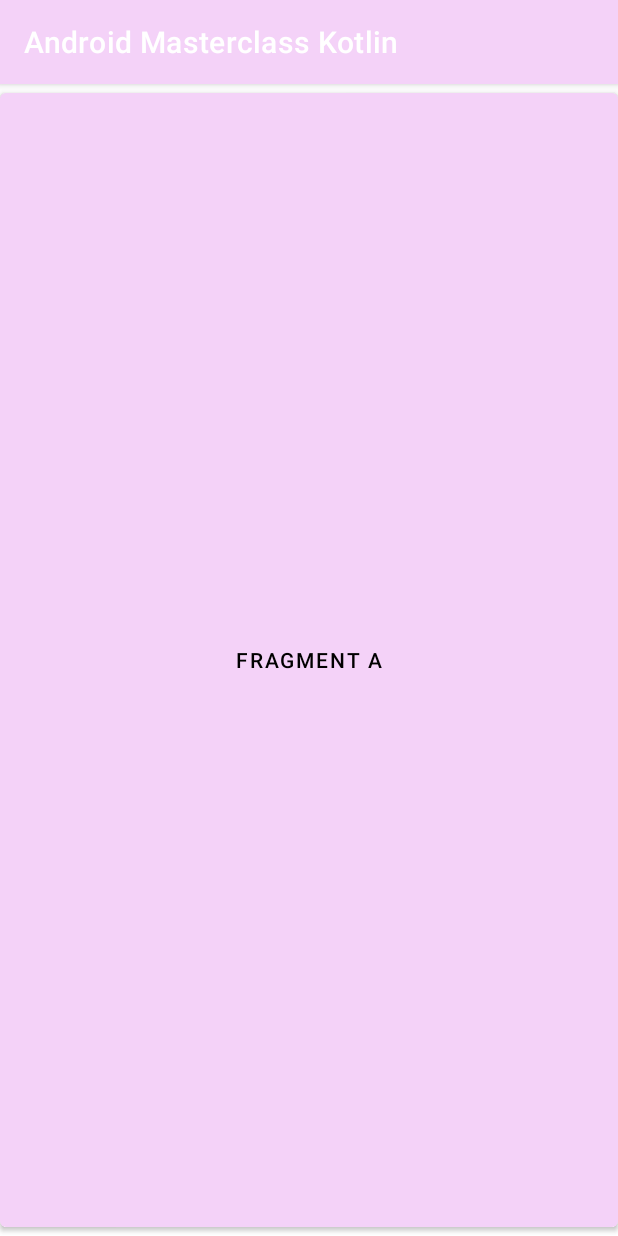
After one commit to SatyajitPanda/Android_Masterclass_Kotlin, an Android app: the fragment HomeFragment shown on its own in the app's theme, on a phone screen of 412 x 824 dp. The commit adds this screen. Run offline under Robolectric (Android 15) with nearby library versions, the phone set to English and light mode, and no system bars; our stand-ins replace data binding; 1 statement that could not run was skipped.

Commit message:
Initial Commit

```diff
--- a/app/build.gradle
+++ b/app/build.gradle
@@ -50,6 +50,7 @@ dependencies {
 
     implementation "androidx.navigation:navigation-fragment-ktx:$navVersion"
     implementation "androidx.navigation:navigation-ui-ktx:$navVersion"
+    implementation 'androidx.legacy:legacy-support-v4:1.0.0'
 
     testImplementation 'junit:junit:4.+'
     androidTestImplementation 'androidx.test.ext:junit:1.1.3'
--- /dev/null
+++ b/app/src/main/java/com/djayin/androidmasterclasskotlin/view/fragments/HomeFragment.kt
@@ -0,0 +1,46 @@
+package com.djayin.androidmasterclasskotlin.view.fragments
+
+import android.os.Bundle
+import androidx.fragment.app.Fragment
+import android.view.LayoutInflater
+import android.view.View
+import android.view.ViewGroup
+import androidx.databinding.DataBindingUtil
+import androidx.navigation.Navigation
+import com.djayin.androidmasterclasskotlin.R
+import com.djayin.androidmasterclasskotlin.databinding.FragmentHomeBinding
+
+// TODO: Rename parameter arguments, choose names that match
+// the fragment initialization parameters, e.g. ARG_ITEM_NUMBER
+private const val ARG_PARAM1 = "param1"
+private const val ARG_PARAM2 = "param2"
+
+
+class HomeFragment : Fragment() {
+    lateinit var binding : FragmentHomeBinding
+
+    override fun onCreate(savedInstanceState: Bundle?) {
+        super.onCreate(savedInstanceState)
+    }
+
+    override fun onCreateView(
+        inflater: LayoutInflater, container: ViewGroup?,
+        savedInstanceState: Bundle?
+    ): View? {
+        binding = DataBindingUtil.inflate(inflater, R.layout.fragment_home, container, false)
+        // Inflate the layout for this fragment
+        //return inflater.inflate(R.layout.fragment_home, container, false)
+        return binding.root
+    }
+
+    override fun onViewCreated(view: View, savedInstanceState: Bundle?) {
+        super.onViewCreated(view, savedInstanceState)
+
+        navigate()
+    }
+
+    fun navigate(){
+        val action = HomeFragmentDirections.actionHomeFragment2ToArgumentTestFragment2()
+        Navigation.findNavController(binding.root).navigate(action)
+    }
+}
--- /dev/null
+++ b/app/src/main/res/layout/fragment_home.xml
@@ -0,0 +1,14 @@
+<?xml version="1.0" encoding="utf-8"?>
+<layout xmlns:android="http://schemas.android.com/apk/res/android"
+    xmlns:tools="http://schemas.android.com/tools">
+    <RelativeLayout
+        android:layout_width="match_parent"
+        android:layout_height="match_parent"
+        tools:context=".view.fragments.HomeFragment">
+        <Button
+            android:id="@+id/btnNavigate"
+            android:layout_width="match_parent"
+            android:layout_height="match_parent"
+            android:text="@string/hello_blank_fragment" />
+    </RelativeLayout>
+</layout>
--- a/app/src/main/res/values/colors.xml
+++ b/app/src/main/res/values/colors.xml
@@ -9,4 +9,5 @@
     <color name="white">#FFFFFFFF</color>
     <color name="custom">#3c2063</color>
     <color name="my_custom">@color/custom</color>
+    <color name="my_page">#f4d2f8</color>
 </resources>
--- a/app/src/main/res/values/strings.xml
+++ b/app/src/main/res/values/strings.xml
@@ -1,3 +1,6 @@
 <resources>
     <string name="app_name">Android Masterclass Kotlin</string>
+    <!-- TODO: Remove or change this placeholder text -->
+    <string name="hello_blank_fragment">Fragment A</string>
+    <string name="fragment_b">Fragment B</string>
 </resources>
--- a/app/src/main/res/values/themes.xml
+++ b/app/src/main/res/values/themes.xml
@@ -2,15 +2,16 @@
     <!-- Base application theme. -->
     <style name="Theme.AndroidMasterclassKotlin" parent="Theme.MaterialComponents.DayNight.DarkActionBar">
         <!-- Primary brand color. -->
-        <item name="colorPrimary">@color/purple_500</item>
+        <item name="colorPrimary">@color/my_page</item>
         <item name="colorPrimaryVariant">@color/purple_700</item>
-        <item name="colorOnPrimary">@color/white</item>
+        <item name="colorOnPrimary">@color/black</item>
         <!-- Secondary brand color. -->
         <item name="colorSecondary">@color/teal_200</item>
         <item name="colorSecondaryVariant">@color/teal_700</item>
         <item name="colorOnSecondary">@color/black</item>
         <!-- Status bar color. -->
         <item name="android:statusBarColor" tools:targetApi="l">?attr/colorPrimaryVariant</item>
+
         <!-- Customize your theme here. -->
     </style>
 </resources>
```
Also changed, not shown: app/src/main/java/com/djayin/androidmasterclasskotlin/view/fragments/ArgumentTestFragment.kt (added, +23 -0 lines), app/src/main/res/layout/activity_main.xml (+17 -5 lines), app/src/main/res/layout/fragment_argument_test.xml (added, +16 -0 lines), app/src/main/res/navigation/common_navigation.xml (added, +24 -0 lines).
